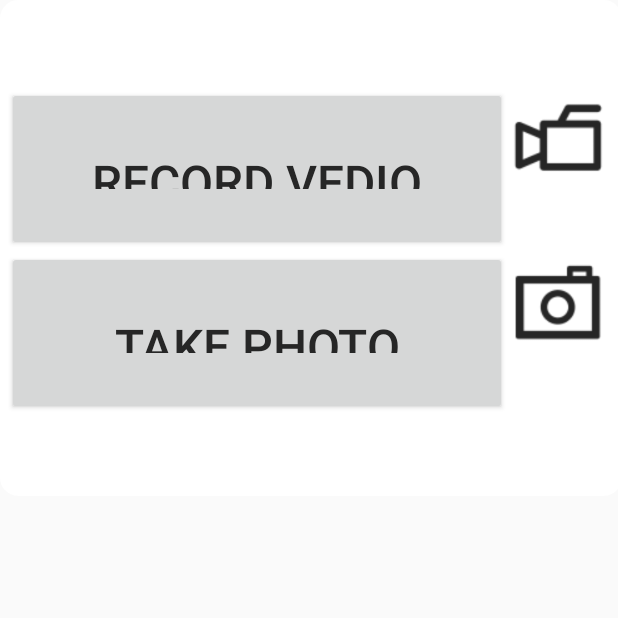
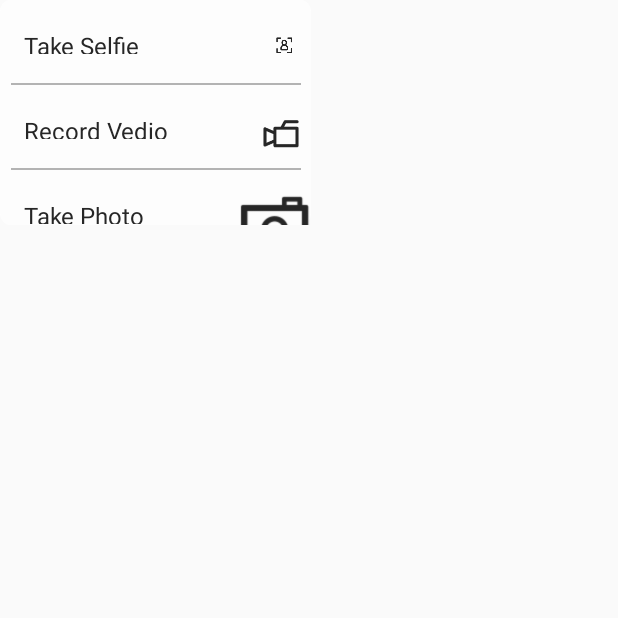
Before and after one commit to qianggenxiadeshuihu/Fun, an Android app: the ButtonActivity screen opened directly, with no data from a screen before it, on a phone screen of 412 x 824 dp, the top half of it. Run offline under Robolectric (Android 15) with nearby library versions, the phone set to English and light mode, and no system bars.

Commit message:
relative good layout for menu of Camera

```diff
--- a/app/src/main/java/com/jiayi/fun/ButtonActivity.java
+++ b/app/src/main/java/com/jiayi/fun/ButtonActivity.java
@@ -1,6 +1,7 @@
 package com.jiayi.fun;
 
 import android.app.Activity;
+import android.graphics.drawable.Drawable;
 import android.os.Bundle;
 import android.util.Log;
 import android.view.View;
@@ -30,16 +31,28 @@ public class ButtonActivity extends Activity {
         super.onCreate(savedInstanceState);
         setContentView(R.layout.activity_button);
 
+
+        float density = getResources().getDisplayMetrics().density;
+        Log.e(TAG, "density : " + density);
+
         Button but_selfie = (Button)findViewById(R.id.selfie);
-        Button but_vedio = (Button)findViewById(R.id.vedio);
+        Drawable drawable_selfie = getResources().getDrawable(R.drawable.drawable_selfie);
+        drawable_selfie.setBounds(0, 0, (int)(drawable_selfie.getMinimumWidth()/density), (int)(drawable_selfie.getMinimumHeight()/density));
+        Log.e(TAG, "width : " +  drawable_selfie.getMinimumWidth() + ";  height : " +  drawable_selfie.getMinimumHeight());
+        but_selfie.setCompoundDrawables(null, null, drawable_selfie, null);
+        Log.e(TAG, "but_selfie.getText() : " + but_selfie.getText());
+
+
+        Button but_video = (Button)findViewById(R.id.video);
+        Drawable drawable_video = getResources().getDrawable(R.drawable.drawable_video);
+        drawable_video.setBounds(0, 0, (int)(drawable_video.getMinimumWidth()/density), (int)(drawable_video.getMinimumHeight()/density));
+        but_video.setCompoundDrawables(null, null, drawable_video, null);
+
         Button but_photo = (Button)findViewById(R.id.photo);
+        Drawable drawable_photo = getResources().getDrawable(R.drawable.drawable_photo);
+        drawable_photo.setBounds(0, 0, (int)(drawable_photo.getMinimumWidth()/density), (int)(drawable_photo.getMinimumHeight()/density));
+        but_photo.setCompoundDrawables(null, null, drawable_photo, null);
 
-        ImageView img_selfie = (ImageView)findViewById(R.id.selfie_image);
-        img_selfie.setImageResource(R.drawable.ic_selfie);
-        ImageView img_vedio = (ImageView)findViewById(R.id.vedio_image);
-        img_vedio.setImageResource(R.drawable.ic_video);
-        ImageView img_photo = (ImageView)findViewById(R.id.photo_image);
-        img_photo.setImageResource(R.drawable.ic_photo);
 
     }
 }
--- /dev/null
+++ b/app/src/main/res/drawable/drawable_photo.xml
@@ -0,0 +1,11 @@
+<?xml version="1.0" encoding="utf-8"?>
+<layer-list xmlns:android="http://schemas.android.com/apk/res/android">
+
+    <item
+        android:id="@+id/pic_photo"
+        android:drawable="@drawable/ic_photo"
+        android:width="80px"
+        android:height="80px"
+        />
+
+</layer-list>
--- /dev/null
+++ b/app/src/main/res/drawable/drawable_selfie.xml
@@ -0,0 +1,11 @@
+<?xml version="1.0" encoding="utf-8"?>
+<layer-list xmlns:android="http://schemas.android.com/apk/res/android">
+
+    <item
+        android:id="@+id/pic_selfie"
+        android:drawable="@drawable/ic_selfie"
+        android:width="20px"
+        android:height="20px"
+        />
+
+</layer-list>
--- /dev/null
+++ b/app/src/main/res/drawable/drawable_video.xml
@@ -0,0 +1,11 @@
+<?xml version="1.0" encoding="utf-8"?>
+<layer-list xmlns:android="http://schemas.android.com/apk/res/android">
+
+    <item
+        android:id="@+id/pic_video"
+        android:drawable="@drawable/ic_video"
+        android:width="27dp"
+        android:height="27dp"
+        />
+
+</layer-list>
--- a/app/src/main/res/drawable/shape.xml
+++ b/app/src/main/res/drawable/shape.xml
@@ -1,25 +1,27 @@
 <shape
     xmlns:android="http://schemas.android.com/apk/res/android"
-    android:shape="rectangle"   >
+    android:shape="rectangle"
+    >
 
     <solid
-        android:color="#fff" >
+        android:color="#B3ffffff"
+        >
     </solid>
 
     <stroke
-        android:width="2dp"
-        android:color="#fff" >
+        android:width="0dp"
+        android:color="#B3ffffff" >
     </stroke>
 
     <padding
-        android:left="5dp"
-        android:top="5dp"
-        android:right="5dp"
-        android:bottom="5dp"    >
+        android:left="0dp"
+        android:top="0dp"
+        android:right="0dp"
+        android:bottom="0dp"    >
     </padding>
 
     <corners
-        android:radius="11dp"   >
+        android:radius="7dp"   >
     </corners>
 
 </shape>
--- a/app/src/main/res/layout/activity_button.xml
+++ b/app/src/main/res/layout/activity_button.xml
@@ -1,85 +1,81 @@
 <?xml version="1.0" encoding="utf-8"?>
 <LinearLayout xmlns:android="http://schemas.android.com/apk/res/android"
-    android:layout_width="wrap_content"
-    android:layout_height="wrap_content"
-    android:weightSum="1"
+    android:layout_width="207dp"
+    android:layout_height="150dp"
     android:gravity="top"
-    android:orientation="vertical">
+    android:orientation="vertical"
+    android:background="@drawable/shape" >
 
-    <TableLayout
-        android:layout_width="622px"
-        android:layout_height="496px"
-        android:background="@drawable/shape"
-        >
-        <TableRow>
+
+
     <Button
-                android:layout_width="456px"
-                android:layout_height="48px"
-                android:paddingLeft="48px"
-                android:paddingRight="48px"
-                android:paddingTop="62px"
-                android:paddingBottom="62px"
-                android:textSize="48px"
-                android:includeFontPadding="false"
+        android:layout_width="match_parent"
+        android:layout_height="55dp"
+        android:drawableRight="@drawable/ic_selfie"
+        android:paddingLeft="16dp"
+        android:paddingRight="16dp"
+        android:paddingTop="19dp"
+        android:paddingBottom="19dp"
+        android:textSize="16sp"
         android:id="@+id/selfie"
         android:clickable="true"
         android:text="@string/go_selfie"
+        android:textAlignment="textStart"
+        android:textAllCaps="false"
         android:textColor="#262626"
         android:background="@android:color/transparent"
         android:fontFamily="Roboto Regular"
         />
-            <ImageView
-                android:id="@+id/selfie_image"
-                android:layout_width="80px"
-                android:layout_height="80px"
-                android:paddingTop="42px"
-                android:paddingBottom="42px"
-                android:paddingRight="48px"
-                android:visibility="visible"
+    <View
+        android:layout_width="193dp"
+        android:layout_height="1dp"
+        android:layout_marginLeft="7dp"
+        android:layout_marginRight="7dp"
+        android:background="#b3b3b3"
         />
-        </TableRow>
-
-        <TableRow>
     <Button
-                android:layout_width="500px"
-                android:layout_height="164px"
-                android:paddingLeft="48px"
-                android:paddingRight="48px"
-                android:paddingTop="62px"
-                android:paddingBottom="62px"
-                android:textSize="48px"
-                android:id="@+id/vedio"
+        android:layout_width="match_parent"
+        android:layout_height="55dp"
+        android:drawableRight="@drawable/ic_video"
+        android:paddingLeft="16dp"
+        android:paddingRight="16dp"
+        android:paddingTop="19dp"
+        android:paddingBottom="19dp"
+        android:textSize="16sp"
+        android:id="@+id/video"
         android:clickable="true"
-                android:text="@string/go_vedio"
+        android:text="@string/go_video"
+        android:textAlignment="textStart"
+        android:textAllCaps="false"
         android:textColor="#262626"
+        android:background="@android:color/transparent"
+        android:fontFamily="Roboto Regular"
         />
-            <ImageView
-                android:id="@+id/vedio_image"
-                android:layout_width="100px"
-                android:layout_height="100px"
-                android:visibility="visible"
+    <View
+        android:layout_width="193dp"
+        android:layout_height="1dp"
+        android:layout_marginLeft="7dp"
+        android:layout_marginRight="7dp"
+        android:background="#b3b3b3"
         />
-        </TableRow>
-        <TableRow>
     <Button
-                android:layout_width="500px"
-                android:layout_height="164px"
-                android:paddingLeft="48px"
-                android:paddingRight="48px"
-                android:paddingTop="62px"
-                android:paddingBottom="62px"
-                android:textSize="48px"
+        android:layout_width="match_parent"
+        android:layout_height="55dp"
+        android:drawableRight="@drawable/ic_photo"
+        android:paddingLeft="16dp"
+        android:paddingRight="16dp"
+        android:paddingTop="19dp"
+        android:paddingBottom="19dp"
+        android:textSize="16sp"
         android:id="@+id/photo"
         android:clickable="true"
         android:text="@string/go_photo"
+        android:textAlignment="textStart"
+        android:textAllCaps="false"
         android:textColor="#262626"
+        android:background="@android:color/transparent"
+        android:fontFamily="Roboto Regular"
         />
-            <ImageView
-                android:id="@+id/photo_image"
-                android:layout_width="100px"
-                android:layout_height="100px"
-                android:visibility="visible"
-                />
-        </TableRow>
-    </TableLayout>
+
+
 </LinearLayout>
--- a/app/src/main/res/values/strings.xml
+++ b/app/src/main/res/values/strings.xml
@@ -25,7 +25,7 @@
     <string name="go_selfie">Take Selfie</string>
 
     <!-- String for quick actions. -->
-    <string name="go_vedio">Record Vedio</string>
+    <string name="go_video">Record Vedio</string>
 
     <!-- String for quick actions. -->
     <string name="go_photo">Take Photo</string>
```
Lines whose indentation alone changed are shown as unchanged.
